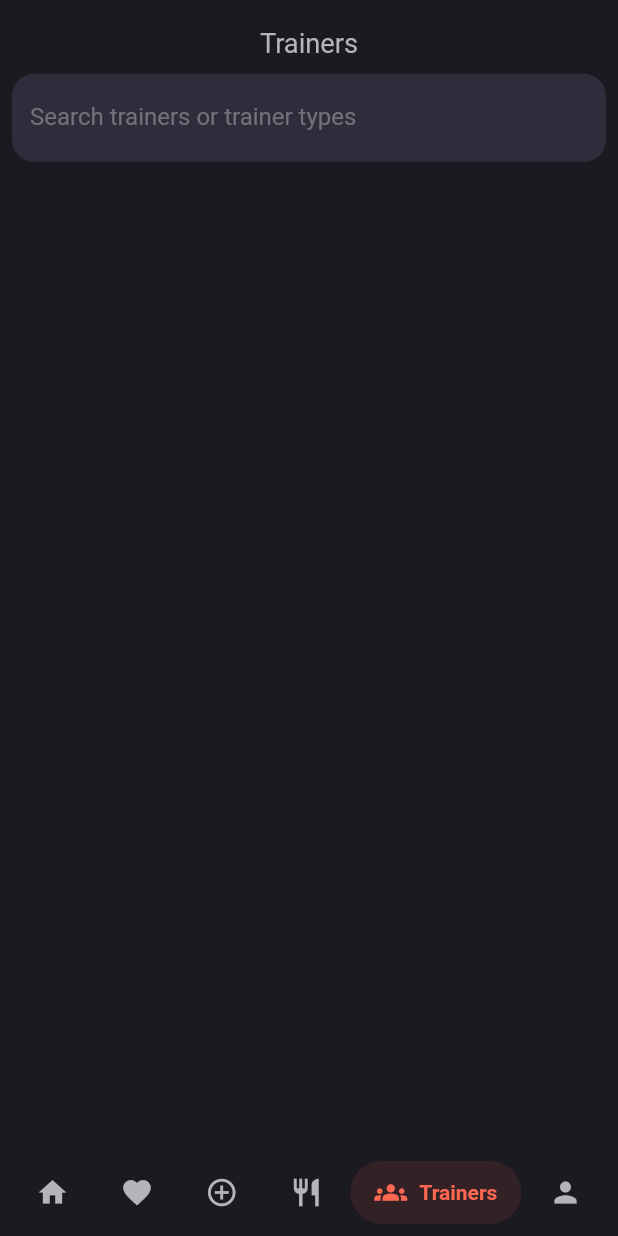
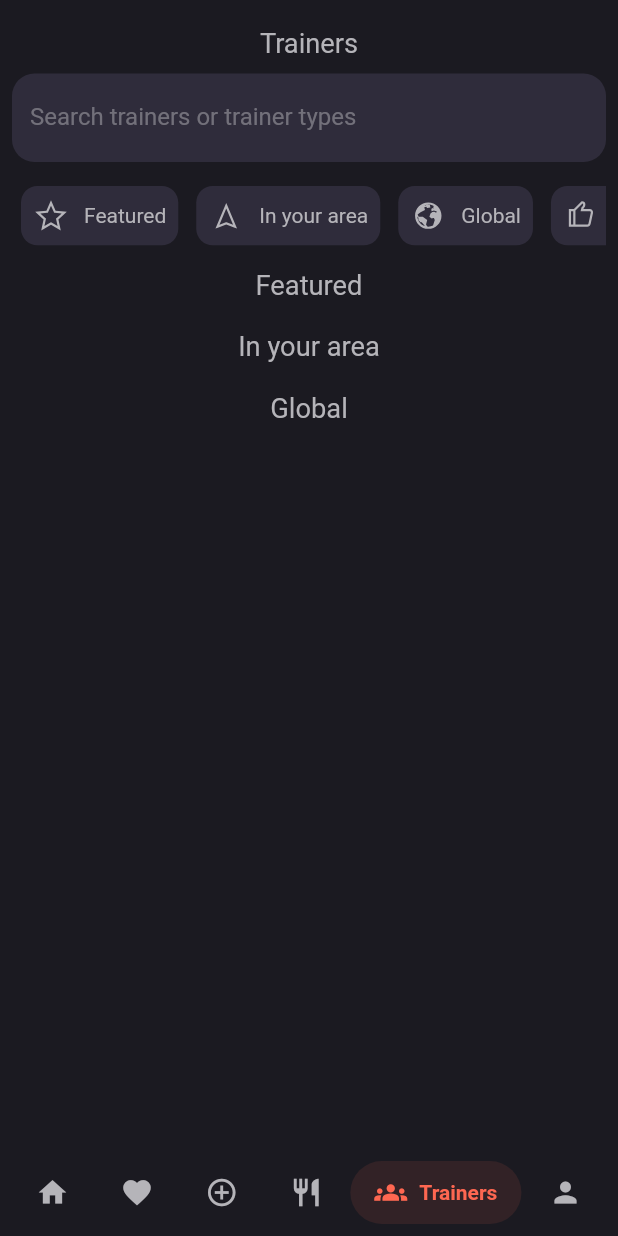
Before and after one commit to ColtonDevAcc/FitStack.ioApp-depricated, a Flutter app: the screen it shows after launch, item 5 of the bottom bar chosen, on a phone screen of 412 x 824 dp. Run offline on Flutter 3.47's test engine with Material 2 defaults, Android fonts, the phone set to English and light mode, and no system bars; drawn by our look-alikes of salomon_bottom_bar; our stand-ins replace line_icons; missing offline and left inert: simple_speed_dial.

Commit message:
finished first ui alt layout

```diff
--- a/lib/views/trainerView.dart
+++ b/lib/views/trainerView.dart
@@ -1,5 +1,7 @@
 import 'package:flutter/cupertino.dart';
 import 'package:flutter/material.dart';
+import 'package:line_icons/line_icon.dart';
+import 'package:line_icons/line_icons.dart';
 import 'package:workify/theme/theme.dart';
 
 class TrainerView extends StatelessWidget {
@@ -17,7 +19,9 @@ class TrainerView extends StatelessWidget {
         child: Column(
           children: [
             SizedBox(height: 10),
-            Text('Trainers', textScaleFactor: 1.3, style: TextStyle(color: Apptheme.mainTextColor)),
+            Text('Trainers',
+                textScaleFactor: 1.3,
+                style: TextStyle(color: Apptheme.mainTextColor)),
             SizedBox(height: 10),
             TextFormField(
               controller: _searchcontroller,
@@ -27,14 +31,71 @@ class TrainerView extends StatelessWidget {
               decoration: InputDecoration(
                 filled: true,
                 labelText: 'Search trainers or trainer types',
-                labelStyle: TextStyle(color: Apptheme.mainTextColor.withOpacity(.5)),
+                labelStyle:
+                    TextStyle(color: Apptheme.mainTextColor.withOpacity(.5)),
                 fillColor: Apptheme.mainCardColor,
-                enabledBorder: OutlineInputBorder(borderSide: BorderSide(color: Colors.white.withOpacity(0)), borderRadius: BorderRadius.circular(15)),
+                enabledBorder: OutlineInputBorder(
+                    borderSide: BorderSide(color: Colors.white.withOpacity(0)),
+                    borderRadius: BorderRadius.circular(15)),
               ),
             ),
+            SizedBox(height: 10),
+            Container(
+              height: _screenHeight / 16,
+              child: ListView(
+                shrinkWrap: true,
+                scrollDirection: Axis.horizontal,
+                children: <Widget>[
+                  recommendationTab(text: "Featured", icon: LineIcons.star),
+                  recommendationTab(
+                      text: "In your area", icon: LineIcons.locationArrow),
+                  recommendationTab(text: "Global", icon: LineIcons.globe),
+                  recommendationTab(
+                      text: "Recommended", icon: LineIcons.thumbsUp),
+                ],
+              ),
+            ),
+            SizedBox(height: 10),
+            Text('Featured',
+                textScaleFactor: 1.3,
+                style: TextStyle(color: Apptheme.mainTextColor)),
+            SizedBox(height: 10),
+            SizedBox(height: 10),
+            Text('In your area',
+                textScaleFactor: 1.3,
+                style: TextStyle(color: Apptheme.mainTextColor)),
+            SizedBox(height: 10),
+            SizedBox(height: 10),
+            Text('Global',
+                textScaleFactor: 1.3,
+                style: TextStyle(color: Apptheme.mainTextColor)),
+            SizedBox(height: 10),
+            SizedBox(height: 10),
           ],
         ),
       ),
     );
   }
 }
+
+Padding recommendationTab({text: String, icon: Icons}) {
+  return Padding(
+    padding: const EdgeInsets.all(6.0),
+    child: Container(
+      decoration: BoxDecoration(
+        color: Apptheme.mainCardColor,
+        borderRadius: BorderRadius.circular(11),
+      ),
+      child: Padding(
+        padding: const EdgeInsets.all(8.0),
+        child: Row(
+          children: [
+            Icon(icon, color: Apptheme.mainTextColor),
+            SizedBox(width: 10),
+            Text(text, style: TextStyle(color: Apptheme.mainTextColor)),
+          ],
+        ),
+      ),
+    ),
+  );
+}
```
Also changed, not shown: lib/views/home/homeView.dart (+4 -5 lines), lib/views/mealPlanView.dart (+54 -16 lines), lib/views/profileView.dart (+84 -20 lines), lib/views/startWorkoutView.dart (+17 -2 lines).
